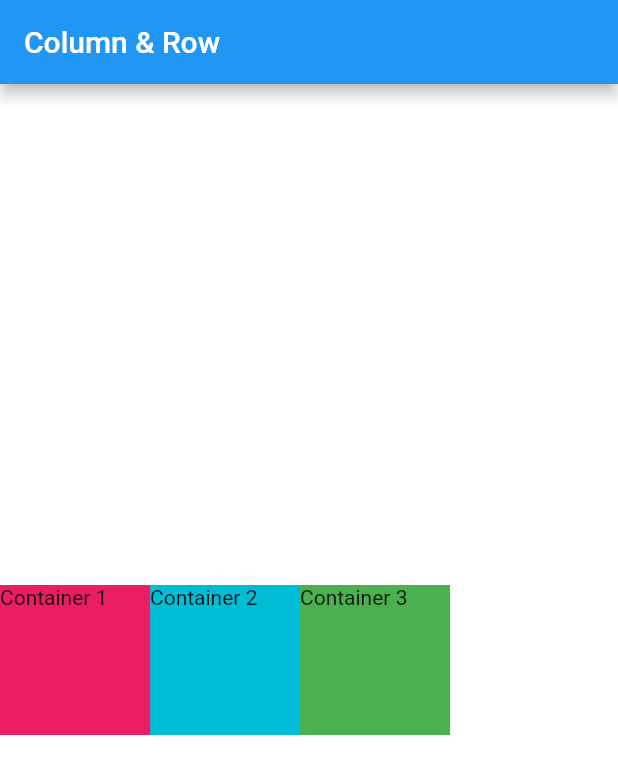
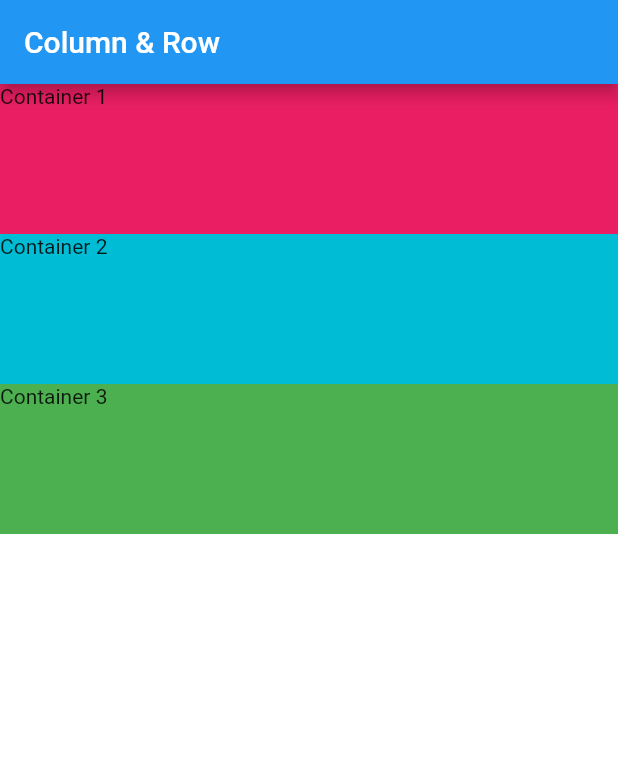
Before and after one commit to Naruse-Kazuki/Row_Column_Widget, a Flutter app: the screen it shows after launch, on a phone screen of 412 x 824 dp. Shown: the top 774 px of the screen. Run offline on Flutter 3.47's test engine with Material 2 defaults, Android fonts, the phone set to English and light mode, and no system bars.

Commit message:
Column_CAA.stretch

```diff
--- a/lib/main.dart
+++ b/lib/main.dart
@@ -16,8 +16,8 @@ class MyApp extends StatelessWidget {
           title: Text('Column & Row'),
         ),
         body: SafeArea(
-          child: Row(
-            crossAxisAlignment: CrossAxisAlignment.center,
+          child: Column(
+            crossAxisAlignment: CrossAxisAlignment.stretch,
             children: <Widget>[
               Container(
                 height: 100,
```
